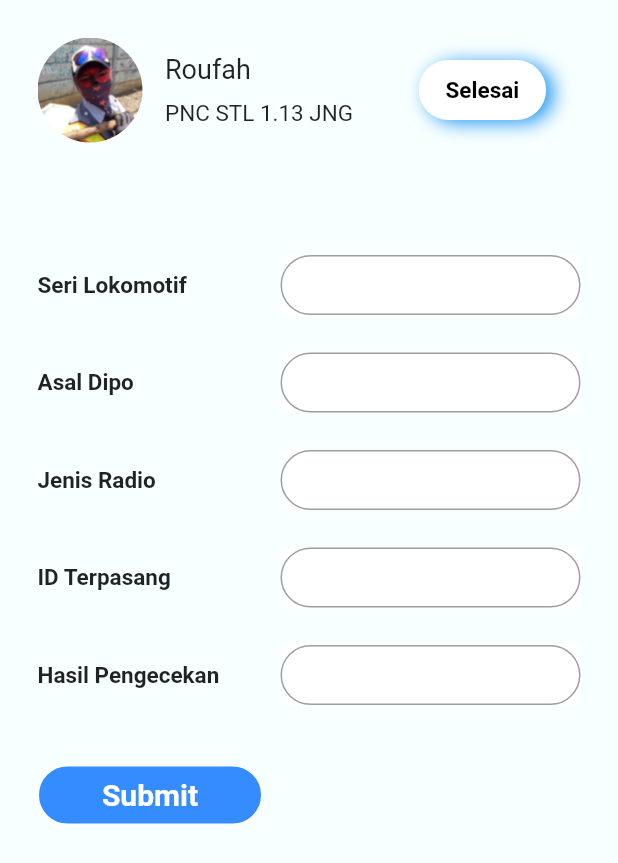
After one commit to renalazy/kai_ralok, a Flutter app: the DinasanPage screen opened directly, on a phone screen of 412 x 824 dp. The commit adds this screen. Shown: the top 863 px of the screen. Run offline on Flutter 3.47's test engine with Material 2 defaults, Android fonts, the phone set to English and light mode, and no system bars; Roboto replaces fonts that are missing (TitilliumWeb).

Commit message:
dinasan added

```diff
--- /dev/null
+++ b/lib/dinasan.dart
@@ -0,0 +1,326 @@
+import 'package:flutter/material.dart';
+import 'package:flutter/services.dart';
+
+void main() {
+  SystemChrome.setPreferredOrientations([DeviceOrientation.portraitUp])
+      .then((_) {
+    runApp(DinasanApp());
+  });
+}
+
+class DinasanApp extends StatelessWidget {
+  @override
+  Widget build(BuildContext context) {
+    return MaterialApp(
+      home: DinasanPage(),
+    );
+  }
+}
+
+class DinasanPage extends StatefulWidget {
+  @override
+  _DinasanPageState createState() => _DinasanPageState();
+}
+
+class _DinasanPageState extends State<DinasanPage> {
+  String seriLoko;
+
+  @override
+  Widget build(BuildContext context) {
+    return Scaffold(
+      body: Container(
+        height: double.infinity,
+        width: double.infinity,
+        color: Color(0xFFF8FFFF),
+        child: SafeArea(
+          child: Column(
+            children: <Widget>[
+              Padding(
+                padding: EdgeInsets.symmetric(vertical: 25.0, horizontal: 25.0),
+                child: Container(
+                  child: Row(
+                    children: <Widget>[
+                      Container(
+                        height: 70.0,
+                        width: 70.0,
+                        child: CircleAvatar(
+                          backgroundColor: Colors.transparent,
+                          backgroundImage: AssetImage("images/asset-1.png"),
+                        ),
+                      ),
+                      Container(
+                          margin: EdgeInsets.only(left: 15.0),
+                          child: Column(
+                            crossAxisAlignment: CrossAxisAlignment.start,
+                            mainAxisAlignment: MainAxisAlignment.center,
+                            children: <Widget>[
+                              Text(
+                                "Roufah",
+                                style: TextStyle(fontSize: 18.0),
+                              ),
+                              SizedBox(
+                                height: 10.0,
+                              ),
+                              Text(
+                                "PNC STL 1.13 JNG ",
+                                style: TextStyle(fontSize: 15.0),
+                              ),
+                            ],
+                          )),
+                      GestureDetector(
+                        onTap: () {
+                          Navigator.pop(context);
+                        },
+                        child: Container(
+                            margin: EdgeInsets.only(left: 40.0),
+                            height: 40.0,
+                            width: 85.0,
+                            decoration: BoxDecoration(
+                              border: Border.all(color: Colors.transparent),
+                              borderRadius: BorderRadius.circular(20.0),
+                              color: Colors.white,
+                              boxShadow: [
+                                BoxShadow(
+                                  color: Colors.blue,
+                                  blurRadius: 10.0,
+                                  offset: Offset(
+                                    5.0,
+                                    2.0,
+                                  ),
+                                )
+                              ],
+                            ),
+                            child: Center(
+                              child: Text(
+                                "Selesai",
+                                style: TextStyle(
+                                    color: Colors.black,
+                                    fontSize: 15.0,
+                                    fontWeight: FontWeight.bold),
+                              ),
+                            )),
+                      )
+                    ],
+                  ),
+                ),
+              ),
+              SizedBox(
+                height: 50.0,
+              ),
+              Expanded(
+                child: Padding(
+                  padding: EdgeInsets.symmetric(horizontal: 25.0),
+                  child: Container(
+                    child: Column(
+                      children: <Widget>[
+                        Row(
+                          mainAxisAlignment: MainAxisAlignment.spaceBetween,
+                          children: <Widget>[
+                            Text(
+                              "Seri Lokomotif",
+                              style: TextStyle(
+                                  fontSize: 15.0, fontWeight: FontWeight.bold),
+                            ),
+                            Container(
+                              height: 40.0,
+                              width: 200.0,
+                              color: Colors.white,
+                              child: TextFormField(
+                                onSaved: (e) => seriLoko = e,
+                                decoration: InputDecoration(
+                                  fillColor: Colors.white,
+                                  border: OutlineInputBorder(
+                                    borderRadius: BorderRadius.circular(25.0),
+                                    borderSide: BorderSide(),
+                                  ),
+                                ),
+                                validator: (e) {
+                                  if (e.isEmpty) {
+                                    return "Please insert seri lokomotif";
+                                  }
+                                },
+                                keyboardType: TextInputType.text,
+                              ),
+                            )
+                          ],
+                        ),
+                        SizedBox(
+                          height: 25.0,
+                        ),
+                        Row(
+                          mainAxisAlignment: MainAxisAlignment.spaceBetween,
+                          children: <Widget>[
+                            Text(
+                              "Asal Dipo",
+                              style: TextStyle(
+                                  fontSize: 15.0, fontWeight: FontWeight.bold),
+                            ),
+                            Container(
+                              height: 40.0,
+                              width: 200.0,
+                              color: Colors.white,
+                              child: TextFormField(
+                                onSaved: (e) => seriLoko = e,
+                                decoration: InputDecoration(
+                                  fillColor: Colors.white,
+                                  border: OutlineInputBorder(
+                                    borderRadius: BorderRadius.circular(25.0),
+                                    borderSide: BorderSide(),
+                                  ),
+                                ),
+                                validator: (e) {
+                                  if (e.isEmpty) {
+                                    return "Please insert asal dipo";
+                                  }
+                                },
+                                keyboardType: TextInputType.text,
+                              ),
+                            )
+                          ],
+                        ),
+                        SizedBox(
+                          height: 25.0,
+                        ),
+                        Row(
+                          mainAxisAlignment: MainAxisAlignment.spaceBetween,
+                          children: <Widget>[
+                            Text(
+                              "Jenis Radio",
+                              style: TextStyle(
+                                  fontSize: 15.0, fontWeight: FontWeight.bold),
+                            ),
+                            Container(
+                              height: 40.0,
+                              width: 200.0,
+                              color: Colors.white,
+                              child: TextFormField(
+                                onSaved: (e) => seriLoko = e,
+                                decoration: InputDecoration(
+                                  fillColor: Colors.white,
+                                  border: OutlineInputBorder(
+                                    borderRadius: BorderRadius.circular(25.0),
+                                    borderSide: BorderSide(),
+                                  ),
+                                ),
+                                validator: (e) {
+                                  if (e.isEmpty) {
+                                    return "Please insert jenis radio";
+                                  }
+                                },
+                                keyboardType: TextInputType.text,
+                              ),
+                            )
+                          ],
+                        ),
+                        SizedBox(
+                          height: 25.0,
+                        ),
+                        Row(
+                          mainAxisAlignment: MainAxisAlignment.spaceBetween,
+                          children: <Widget>[
+                            Text(
+                              "ID Terpasang",
+                              style: TextStyle(
+                                  fontSize: 15.0, fontWeight: FontWeight.bold),
+                            ),
+                            Container(
+                              height: 40.0,
+                              width: 200.0,
+                              color: Colors.white,
+                              child: TextFormField(
+                                onSaved: (e) => seriLoko = e,
+                                decoration: InputDecoration(
+                                  fillColor: Colors.white,
+                                  border: OutlineInputBorder(
+                                    borderRadius: BorderRadius.circular(25.0),
+                                    borderSide: BorderSide(),
+                                  ),
+                                ),
+                                validator: (e) {
+                                  if (e.isEmpty) {
+                                    return "Please insert ID";
+                                  }
+                                },
+                                keyboardType: TextInputType.text,
+                              ),
+                            )
+                          ],
+                        ),
+                        SizedBox(
+                          height: 25.0,
+                        ),
+                        Row(
+                          mainAxisAlignment: MainAxisAlignment.spaceBetween,
+                          children: <Widget>[
+                            Text(
+                              "Hasil Pengecekan",
+                              style: TextStyle(
+                                  fontSize: 15.0, fontWeight: FontWeight.bold),
+                            ),
+                            Container(
+                              height: 40.0,
+                              width: 200.0,
+                              color: Colors.white,
+                              child: TextFormField(
+                                onSaved: (e) => seriLoko = e,
+                                decoration: InputDecoration(
+                                  fillColor: Colors.white,
+                                  border: OutlineInputBorder(
+                                    borderRadius: BorderRadius.circular(25.0),
+                                    borderSide: BorderSide(),
+                                  ),
+                                ),
+                                validator: (e) {
+                                  if (e.isEmpty) {
+                                    return "Please insert hasil cek";
+                                  }
+                                },
+                                keyboardType: TextInputType.text,
+                              ),
+                            )
+                          ],
+                        ),
+                        SizedBox(
+                          height: 40.0,
+                        ),
+                        Row(
+                          children: <Widget>[
+                            GestureDetector(
+                              onTap: () {},
+                              child: Center(
+                                child: Container(
+                                  height: 40.0,
+                                  width: 150.0,
+                                  decoration: BoxDecoration(
+                                    border: Border.all(
+                                        width: 1, color: Colors.white),
+                                    borderRadius: BorderRadius.circular(25.0),
+                                    color: Color(0xFF348CFF),
+                                  ),
+                                  child: Center(
+                                    child: Text(
+                                      'Submit',
+                                      style: TextStyle(
+                                          fontSize: 20.0,
+                                          fontFamily: 'TitilliumWeb',
+                                          fontWeight: FontWeight.bold,
+                                          color: Colors.white),
+                                    ),
+                                  ),
+                                ),
+                              ),
+                            ),
+                          ],
+                        )
+                      ],
+                    ),
+                  ),
+                ),
+              ),
+            ],
+          ),
+        ),
+      ),
+    );
+  }
+}
--- a/lib/homepage.dart
+++ b/lib/homepage.dart
@@ -1,5 +1,6 @@
 import 'package:flutter/material.dart';
 import 'package:flutter/services.dart';
+import 'package:kai_ralok/dinasan.dart';
 import 'package:kai_ralok/profile.dart';
 
 void main() {
@@ -66,7 +67,14 @@ class _HomepagePageState extends State<HomepagePage> {
                                 ),
                               ],
                             )),
-                        Container(
+                        GestureDetector(
+                          onTap: () {
+                            Navigator.push(
+                                context,
+                                MaterialPageRoute(
+                                    builder: (context) => DinasanPage()));
+                          },
+                          child: Container(
                               margin: EdgeInsets.only(left: 40.0),
                               height: 40.0,
                               width: 85.0,
@@ -82,7 +90,8 @@ class _HomepagePageState extends State<HomepagePage> {
                                       fontSize: 15.0,
                                       fontWeight: FontWeight.bold),
                                 ),
-                            ))
+                              )),
+                        )
                       ],
                     )),
               ),
```
Lines whose indentation alone changed are shown as unchanged.
